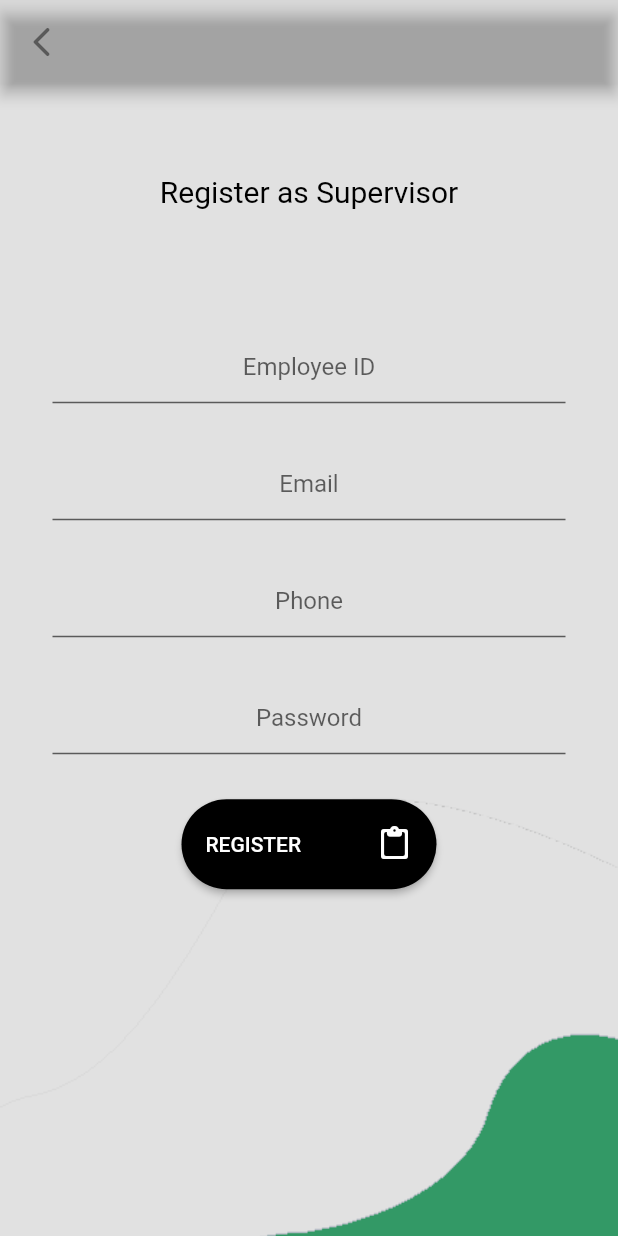
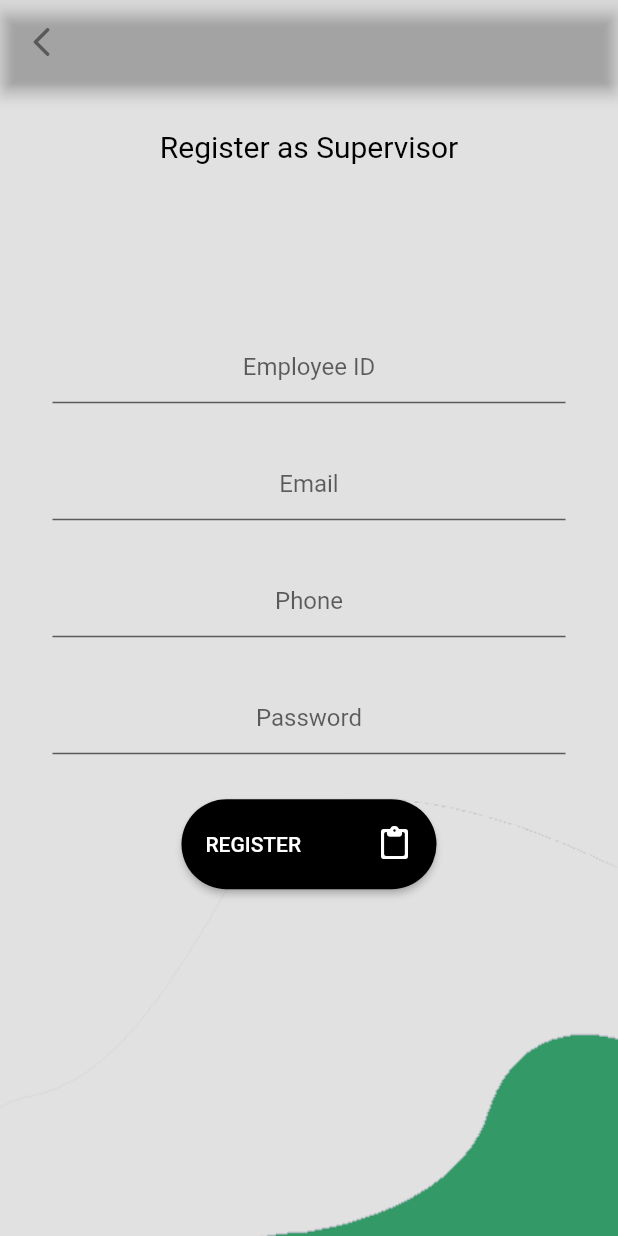
Before and after one commit to khaledDerbass/traineeguide1, a Flutter app: the myRegister screen opened by its route, after a tap on "Register as SUPERVISOR", on a phone screen of 412 x 824 dp. Run offline on Flutter 3.47's test engine with Material 2 defaults, Android fonts, the phone set to English and light mode, and no system bars; our stand-ins replace firebase_auth, firebase_core, firebase_database, geolocator, google_maps_flutter, location; accounts and stored records are empty.

Commit message:
student_reg pages modified (Design)

```diff
--- a/lib/student_reg.dart
+++ b/lib/student_reg.dart
@@ -54,12 +54,17 @@ class _myRegisterState extends State<myRegister> {
               Row(
                 mainAxisAlignment: MainAxisAlignment.center,
                 children: [
-                  Text(
-                    'Register as\nSTUDENT',
+                    Container(
+                        padding: EdgeInsets.only(
+                          top: 30.0,
+                        ),
+                        child: Text(
+                          'Register as STUDENT',
                           textAlign: TextAlign.center,
                           style: TextStyle(
                             color: Colors.black,
-                      fontSize: 30.0,
+                            fontSize: 20.0,
+                          ),
                         ),
                       ),
             ],
--- a/lib/supervisor_reg.dart
+++ b/lib/supervisor_reg.dart
@@ -48,7 +48,7 @@ class _mySupervisorState extends State<mySupervisor> {
                 children: [
                   Container(
                     padding: EdgeInsets.only(
-                      top: 60.0,
+                      top: 30.0,
                     ),
                     child: Text(
                       'Register as Supervisor',
```
Lines whose indentation alone changed are shown as unchanged.
